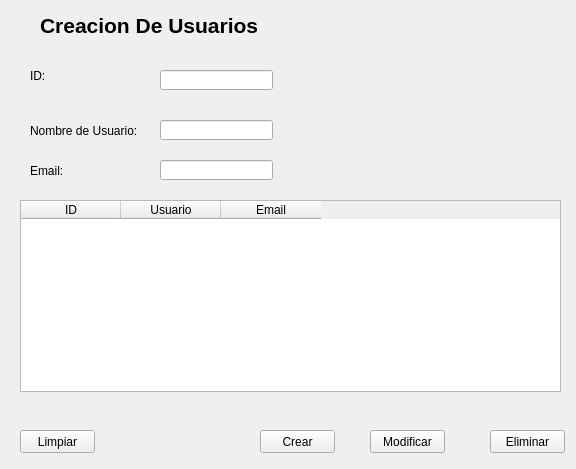
Qt form src/002_usuarios.ui (rvqzs/tresPatitos) before a commit.
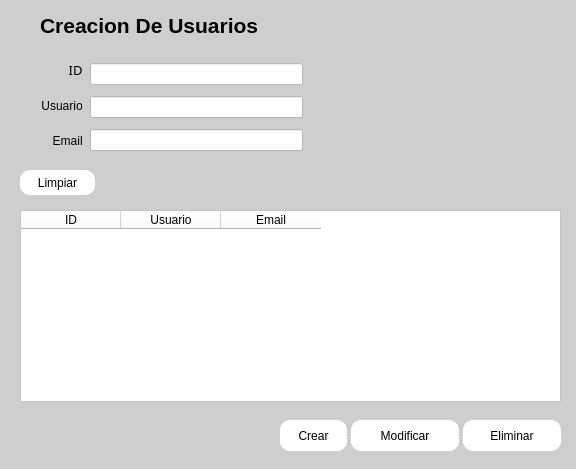
The same form after that commit. Icons and pictures are not drawn.

Patch:
```diff
--- a/src/002_usuarios.ui
+++ b/src/002_usuarios.ui
@@ -25,6 +25,16 @@
   <property name="windowTitle">
    <string>Creacion de Usuarios</string>
   </property>
+  <property name="windowIcon">
+   <iconset>
+    <normaloff>../res/iconUsuarios.png</normaloff>../res/iconUsuarios.png</iconset>
+  </property>
+  <property name="autoFillBackground">
+   <bool>false</bool>
+  </property>
+  <property name="styleSheet">
+   <string notr="true">background-color: rgb(206, 206, 206);</string>
+  </property>
   <widget class="QLabel" name="label">
    <property name="geometry">
     <rect>
@@ -45,144 +55,26 @@
     <string>Creacion De Usuarios</string>
    </property>
   </widget>
-  <widget class="QLabel" name="lblNombreUsuario">
-   <property name="geometry">
-    <rect>
-     <x>30</x>
-     <y>110</y>
-     <width>111</width>
-     <height>41</height>
-    </rect>
-   </property>
-   <property name="text">
-    <string>Nombre de Usuario:</string>
-   </property>
-  </widget>
-  <widget class="QLabel" name="lblCedula">
-   <property name="geometry">
-    <rect>
-     <x>30</x>
-     <y>60</y>
-     <width>91</width>
-     <height>31</height>
-    </rect>
-   </property>
-   <property name="text">
-    <string>ID:</string>
-   </property>
-  </widget>
-  <widget class="QLabel" name="lblEmail">
-   <property name="geometry">
-    <rect>
-     <x>30</x>
-     <y>150</y>
-     <width>91</width>
-     <height>41</height>
-    </rect>
-   </property>
-   <property name="text">
-    <string>Email:</string>
-   </property>
-  </widget>
-  <widget class="QLineEdit" name="txtEmail">
-   <property name="geometry">
-    <rect>
-     <x>160</x>
-     <y>160</y>
-     <width>113</width>
-     <height>20</height>
-    </rect>
-   </property>
-   <property name="text">
-    <string/>
-   </property>
-  </widget>
-  <widget class="QLineEdit" name="txtUsername">
-   <property name="geometry">
-    <rect>
-     <x>160</x>
-     <y>120</y>
-     <width>113</width>
-     <height>20</height>
-    </rect>
-   </property>
-   <property name="text">
-    <string/>
-   </property>
-  </widget>
-  <widget class="QLineEdit" name="txtID">
-   <property name="geometry">
-    <rect>
-     <x>160</x>
-     <y>70</y>
-     <width>113</width>
-     <height>20</height>
-    </rect>
-   </property>
-   <property name="text">
-    <string/>
-   </property>
-  </widget>
-  <widget class="QPushButton" name="btnModificarUsuario">
-   <property name="geometry">
-    <rect>
-     <x>370</x>
-     <y>430</y>
-     <width>75</width>
-     <height>23</height>
-    </rect>
-   </property>
-   <property name="text">
-    <string>Modificar</string>
-   </property>
-   <property name="icon">
-    <iconset>
-     <normaloff>../res/edit.png</normaloff>../res/edit.png</iconset>
-   </property>
-  </widget>
-  <widget class="QPushButton" name="btnEliminarUsuario">
-   <property name="geometry">
-    <rect>
-     <x>490</x>
-     <y>430</y>
-     <width>75</width>
-     <height>23</height>
-    </rect>
-   </property>
-   <property name="text">
-    <string>Eliminar</string>
-   </property>
-   <property name="icon">
-    <iconset>
-     <normaloff>../res/delete.png</normaloff>../res/delete.png</iconset>
-   </property>
-  </widget>
-  <widget class="QPushButton" name="btnCrearUsuario">
-   <property name="geometry">
-    <rect>
-     <x>260</x>
-     <y>430</y>
-     <width>75</width>
-     <height>23</height>
-    </rect>
-   </property>
-   <property name="text">
-    <string>Crear</string>
-   </property>
-   <property name="icon">
-    <iconset>
-     <normaloff>../res/save.png</normaloff>../res/save.png</iconset>
-   </property>
-  </widget>
   <widget class="QTableWidget" name="tblUsuarios">
    <property name="geometry">
     <rect>
      <x>20</x>
-     <y>200</y>
+     <y>210</y>
      <width>541</width>
      <height>192</height>
     </rect>
    </property>
+   <property name="font">
+    <font>
+     <family>Segoe UI Semibold</family>
+     <pointsize>10</pointsize>
+     <weight>75</weight>
+     <bold>true</bold>
+    </font>
+   </property>
+   <property name="styleSheet">
+    <string notr="true">background-color: rgb(255, 255, 255);</string>
+   </property>
    <property name="editTriggers">
     <set>QAbstractItemView::NoEditTriggers</set>
    </property>
@@ -209,14 +101,243 @@
    <property name="geometry">
     <rect>
      <x>20</x>
-     <y>430</y>
+     <y>170</y>
      <width>75</width>
-     <height>23</height>
+     <height>25</height>
     </rect>
    </property>
+   <property name="styleSheet">
+    <string notr="true">QPushButton{
+background-color:rgb(255, 255, 255);
+border:none;
+border-radius:10px;
+font: 63 10pt &quot;Segoe UI Semibold&quot;;
+}
+
+QPushButton:hover{
+
+border:2px solid #55C1FA;
+border-radius:10px;
+}</string>
+   </property>
    <property name="text">
     <string>Limpiar</string>
    </property>
+   <property name="icon">
+    <iconset>
+     <normaloff>../res/iconClear.png</normaloff>../res/iconClear.png</iconset>
+   </property>
+   <property name="iconSize">
+    <size>
+     <width>18</width>
+     <height>18</height>
+    </size>
+   </property>
+  </widget>
+  <widget class="QWidget" name="verticalLayoutWidget">
+   <property name="geometry">
+    <rect>
+     <x>30</x>
+     <y>60</y>
+     <width>56</width>
+     <height>91</height>
+    </rect>
+   </property>
+   <layout class="QVBoxLayout" name="lblLayout">
+    <property name="spacing">
+     <number>15</number>
+    </property>
+    <item>
+     <widget class="QLabel" name="lblCedula">
+      <property name="font">
+       <font>
+        <family>Segoe UI Semibold</family>
+        <pointsize>10</pointsize>
+        <weight>7</weight>
+        <italic>false</italic>
+        <bold>false</bold>
+       </font>
+      </property>
+      <property name="styleSheet">
+       <string notr="true">font: 63 10pt &quot;Segoe UI Semibold&quot;;</string>
+      </property>
+      <property name="text">
+       <string>ID  </string>
+      </property>
+      <property name="textFormat">
+       <enum>Qt::RichText</enum>
+      </property>
+      <property name="alignment">
+       <set>Qt::AlignRight|Qt::AlignTrailing|Qt::AlignVCenter</set>
+      </property>
+     </widget>
+    </item>
+    <item>
+     <widget class="QLabel" name="lblNombreUsuario">
+      <property name="styleSheet">
+       <string notr="true">font: 63 10pt &quot;Segoe UI Semibold&quot;;</string>
+      </property>
+      <property name="text">
+       <string>Usuario </string>
+      </property>
+      <property name="alignment">
+       <set>Qt::AlignRight|Qt::AlignTrailing|Qt::AlignVCenter</set>
+      </property>
+     </widget>
+    </item>
+    <item>
+     <widget class="QLabel" name="lblEmail">
+      <property name="styleSheet">
+       <string notr="true">font: 63 10pt &quot;Segoe UI Semibold&quot;;</string>
+      </property>
+      <property name="text">
+       <string>Email </string>
+      </property>
+      <property name="alignment">
+       <set>Qt::AlignRight|Qt::AlignTrailing|Qt::AlignVCenter</set>
+      </property>
+     </widget>
+    </item>
+   </layout>
+  </widget>
+  <widget class="QWidget" name="verticalLayoutWidget_2">
+   <property name="geometry">
+    <rect>
+     <x>90</x>
+     <y>60</y>
+     <width>213</width>
+     <height>94</height>
+    </rect>
+   </property>
+   <layout class="QVBoxLayout" name="txtLayout">
+    <property name="spacing">
+     <number>8</number>
+    </property>
+    <item>
+     <widget class="QLineEdit" name="txtID">
+      <property name="styleSheet">
+       <string notr="true">background-color: rgb(255, 255, 255);</string>
+      </property>
+      <property name="text">
+       <string/>
+      </property>
+     </widget>
+    </item>
+    <item>
+     <widget class="QLineEdit" name="txtUsername">
+      <property name="styleSheet">
+       <string notr="true">background-color: rgb(255, 255, 255);</string>
+      </property>
+      <property name="text">
+       <string/>
+      </property>
+     </widget>
+    </item>
+    <item>
+     <widget class="QLineEdit" name="txtEmail">
+      <property name="styleSheet">
+       <string notr="true">background-color: rgb(255, 255, 255);</string>
+      </property>
+      <property name="text">
+       <string/>
+      </property>
+     </widget>
+    </item>
+   </layout>
+  </widget>
+  <widget class="QSplitter" name="splitter">
+   <property name="geometry">
+    <rect>
+     <x>280</x>
+     <y>420</y>
+     <width>281</width>
+     <height>31</height>
+    </rect>
+   </property>
+   <property name="orientation">
+    <enum>Qt::Horizontal</enum>
+   </property>
+   <widget class="QPushButton" name="btnCrearUsuario">
+    <property name="styleSheet">
+     <string notr="true">QPushButton{
+background-color:rgb(255, 255, 255);
+border:none;
+border-radius:10px;
+font: 63 10pt &quot;Segoe UI Semibold&quot;;
+}
+
+QPushButton:hover{
+
+border:2px solid #55C1FA;
+border-radius:10px;
+}</string>
+    </property>
+    <property name="text">
+     <string>Crear</string>
+    </property>
+    <property name="icon">
+     <iconset>
+      <normaloff>../res/iconCrear.png</normaloff>../res/iconCrear.png</iconset>
+    </property>
+    <property name="iconSize">
+     <size>
+      <width>20</width>
+      <height>20</height>
+     </size>
+    </property>
+   </widget>
+   <widget class="QPushButton" name="btnModificarUsuario">
+    <property name="styleSheet">
+     <string notr="true">QPushButton{
+background-color:rgb(255, 255, 255);
+border:none;
+border-radius:10px;
+font: 63 10pt &quot;Segoe UI Semibold&quot;;
+}
+
+QPushButton:hover{
+
+border:2px solid #55C1FA;
+border-radius:10px;
+}</string>
+    </property>
+    <property name="text">
+     <string>Modificar</string>
+    </property>
+    <property name="icon">
+     <iconset>
+      <normaloff>../res/iconEdit.png</normaloff>../res/iconEdit.png</iconset>
+    </property>
+   </widget>
+   <widget class="QPushButton" name="btnEliminarUsuario">
+    <property name="styleSheet">
+     <string notr="true">QPushButton{
+background-color:rgb(255, 255, 255);
+border:none;
+border-radius:10px;
+font: 63 10pt &quot;Segoe UI Semibold&quot;;
+}
+
+QPushButton:hover{
+
+border:2px solid #55C1FA;
+border-radius:10px;
+}</string>
+    </property>
+    <property name="text">
+     <string>Eliminar</string>
+    </property>
+    <property name="icon">
+     <iconset>
+      <normaloff>../res/iconDelete.png</normaloff>../res/iconDelete.png</iconset>
+    </property>
+    <property name="iconSize">
+     <size>
+      <width>18</width>
+      <height>18</height>
+     </size>
+    </property>
+   </widget>
   </widget>
  </widget>
  <resources/>
```
